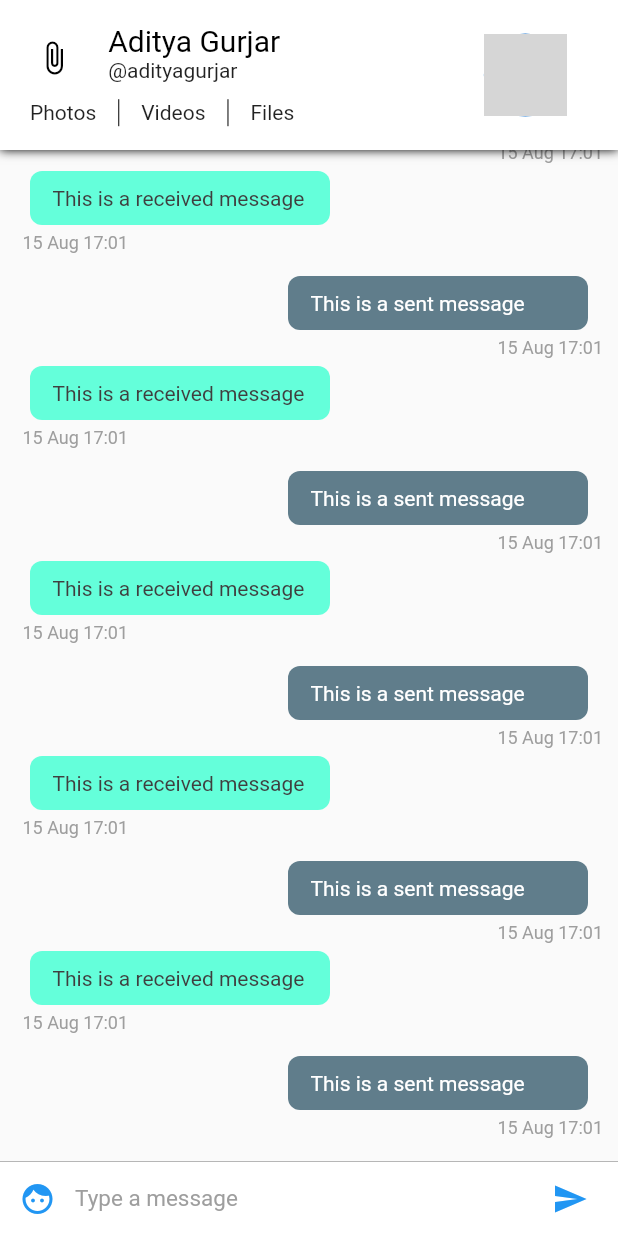
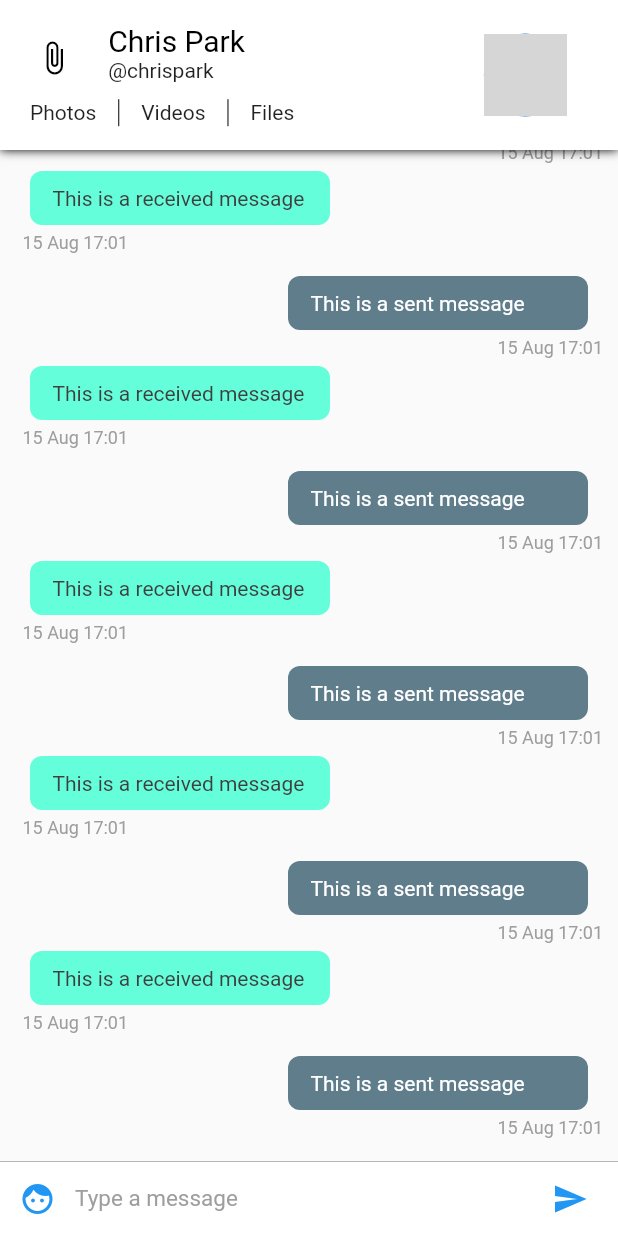
Before and after one commit to ChrisPark89/apint, a Flutter app: the screen it shows after launch, on a phone screen of 412 x 824 dp. Run offline on Flutter 3.47's test engine with Material 2 defaults, Android fonts, the phone set to English and light mode, and no system bars; grey boxes are pictures that could not be loaded.

Commit message:
update app bar text

```diff
--- a/lib/widgets/ChatAppBar.dart
+++ b/lib/widgets/ChatAppBar.dart
@@ -55,9 +55,9 @@ class ChatAppBar extends StatelessWidget implements PreferredSizeWidget {
                                             MainAxisAlignment.center,
                                         mainAxisSize: MainAxisSize.min,
                                         children: <Widget>[
-                                          Text('Aditya Gurjar',
+                                          Text('Chris Park',
                                               style: textHeading),
-                                          Text('@adityagurjar',
+                                          Text('@chrispark',
                                               style: textStyle)
                                         ],
                                       ))),
```
